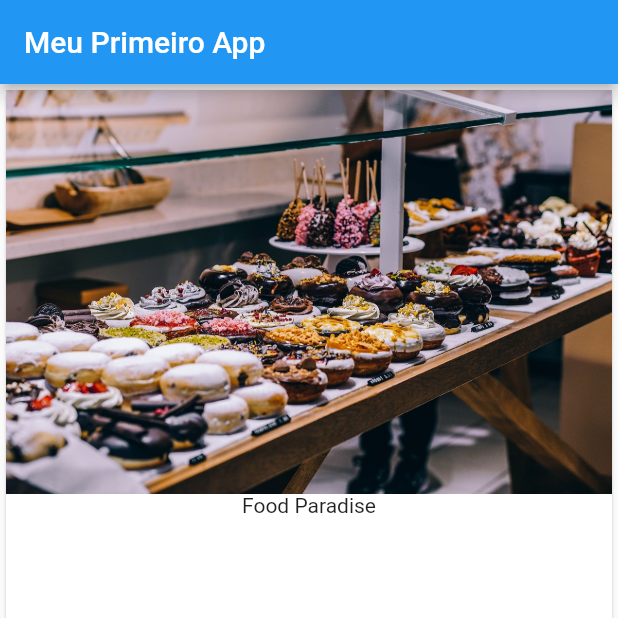
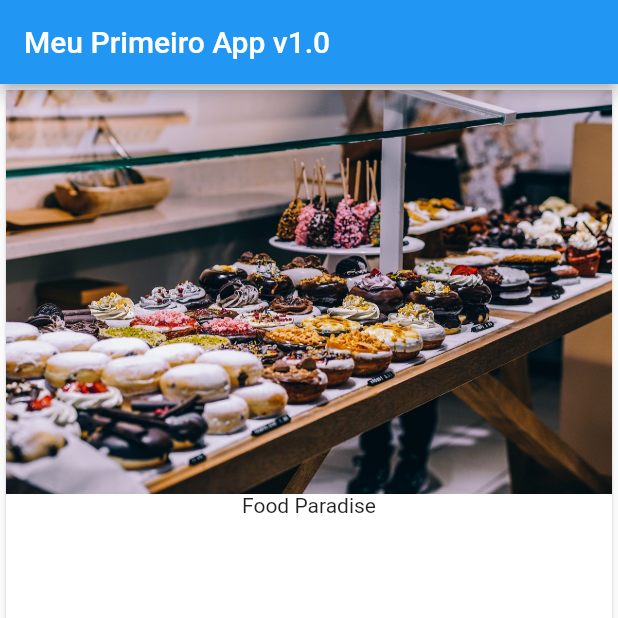
Before and after one commit to 1brt/flutter_app, a Flutter app: the screen it shows after launch, on a phone screen of 412 x 824 dp, the top half of it. Run offline on Flutter 3.47's test engine with Material 2 defaults, Android fonts, the phone set to English and light mode, and no system bars.

Commit message:
Alterado título do app.

```diff
--- a/lib/main.dart
+++ b/lib/main.dart
@@ -8,7 +8,7 @@ class MyApp extends StatelessWidget {
     return MaterialApp(
       home: Scaffold(
         appBar: AppBar(
-          title: Text('Meu Primeiro App'),
+          title: Text('Meu Primeiro App v1.0'),
         ),
         body: Card(
           child: Column(
```
